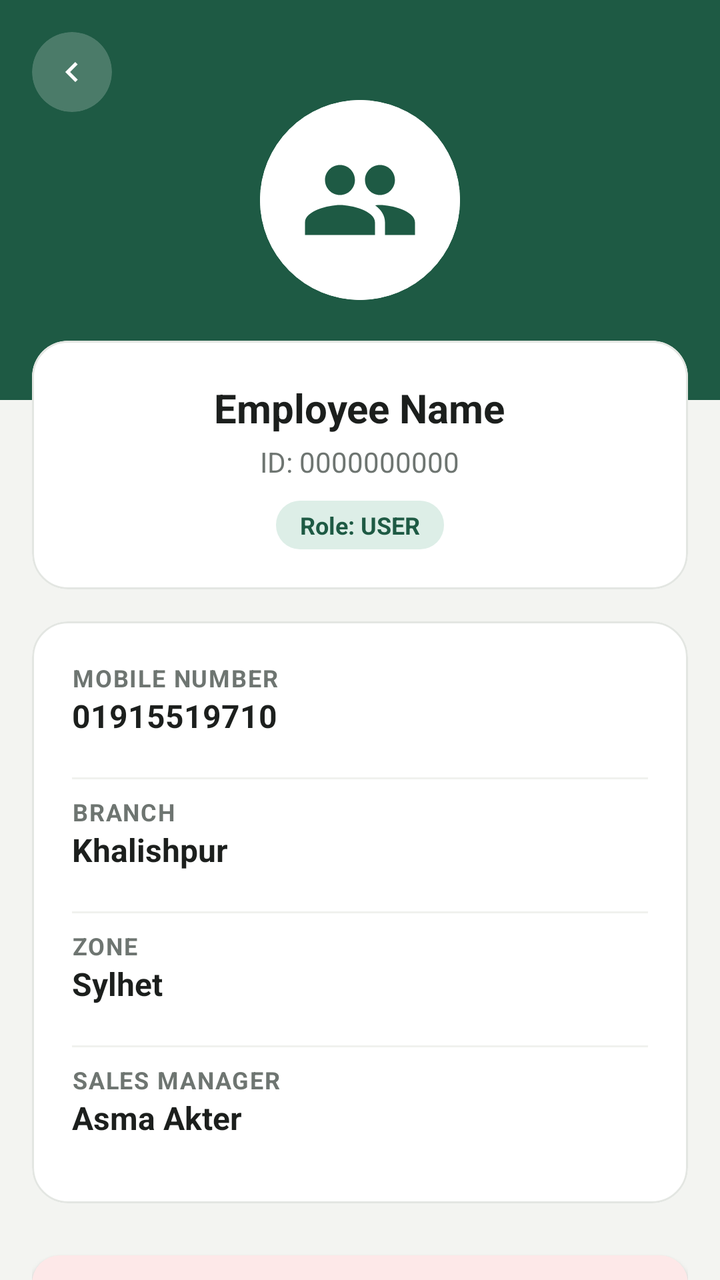
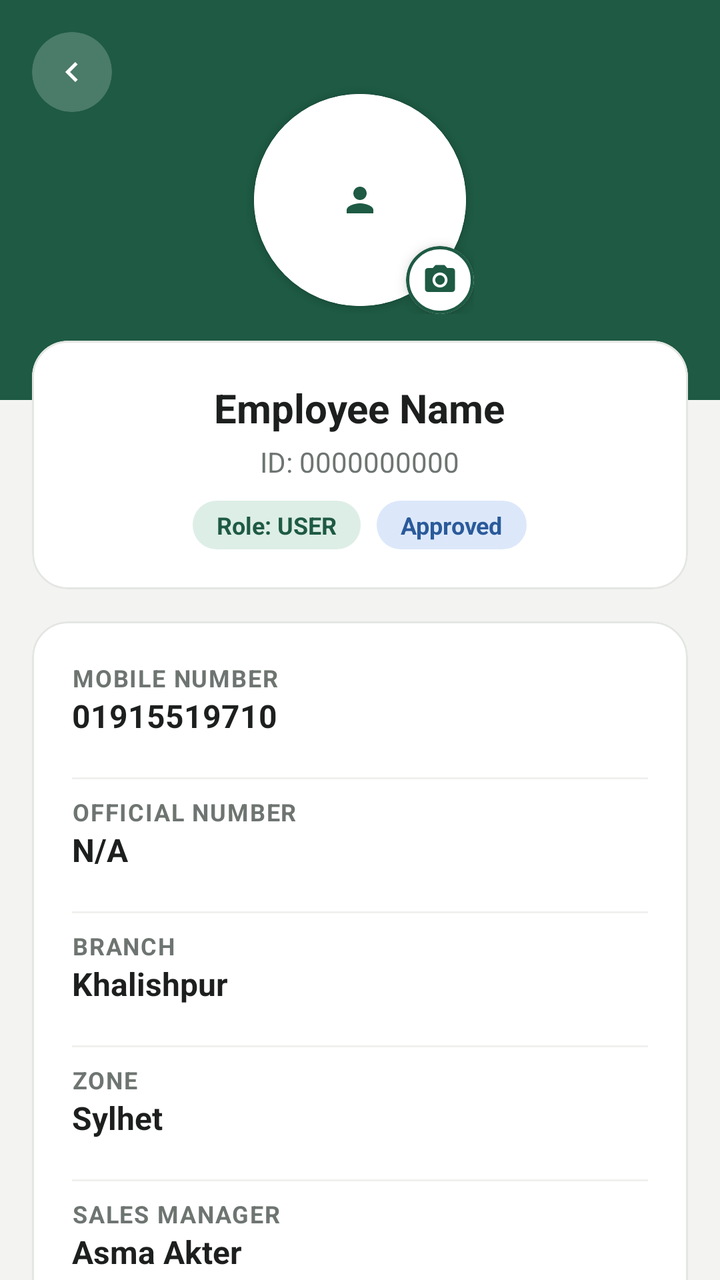

Compare the two renders of this Android layout. The source of the first and the diff that turns it into the second are given below.
<!-- AndroidManifest.xml: application theme Theme.PerformanceTracker -->
<!-- res/layout/activity_profile.xml -->
<?xml version="1.0" encoding="utf-8"?>
<LinearLayout xmlns:android="http://schemas.android.com/apk/res/android"
    xmlns:app="http://schemas.android.com/apk/res-auto"
    android:layout_width="match_parent"
    android:layout_height="match_parent"
    android:background="@color/background"
    android:orientation="vertical">

    <RelativeLayout
        android:layout_width="match_parent"
        android:layout_height="200dp"
        android:background="@color/primary"
        android:padding="16dp">

        <com.google.android.material.card.MaterialCardView
             android:layout_height="40dp"
             android:layout_width="40dp"
             app:cardCornerRadius="20dp"
             app:cardElevation="0dp"
             app:strokeWidth="0dp"
             app:cardBackgroundColor="#33FFFFFF"
             android:clickable="true"
             android:focusable="true"
             android:id="@+id/btnBack">

            <ImageView
                 android:layout_height="20dp"
                 android:layout_width="20dp"
                 android:layout_gravity="center"
                 android:src="@drawable/ic_chevron_right"
                 android:rotation="180"
                 app:tint="#FFFFFF" />

        </com.google.android.material.card.MaterialCardView>

        <com.google.android.material.card.MaterialCardView
            android:layout_width="100dp"
            android:layout_height="100dp"
            android:layout_centerInParent="true"
            app:cardCornerRadius="50dp"
            app:cardElevation="0dp"
            app:strokeColor="#FFFFFF"
            app:strokeWidth="3dp">

            <ImageView
                android:layout_width="match_parent"
                android:layout_height="match_parent"
                android:background="@color/surface_card"
                android:scaleType="centerCrop"
                android:src="@drawable/ic_officers"
                app:tint="@color/primary"
                android:padding="20dp" />
        </com.google.android.material.card.MaterialCardView>
    </RelativeLayout>

    <ScrollView
        android:layout_width="match_parent"
        android:layout_height="match_parent"
        android:layout_marginTop="-30dp"
        android:scrollbars="none">

        <LinearLayout
            android:layout_width="match_parent"
            android:layout_height="wrap_content"
            android:orientation="vertical"
            android:paddingHorizontal="16dp"
            android:paddingBottom="24dp">

            <com.google.android.material.card.MaterialCardView
                android:layout_width="match_parent"
                android:layout_height="wrap_content"
                android:layout_marginBottom="16dp"
                app:strokeColor="@color/card_stroke"
                app:strokeWidth="1dp"
                app:cardBackgroundColor="@color/surface_card"
                app:cardCornerRadius="18dp"
                app:cardElevation="0dp">

                <LinearLayout
                    android:layout_width="match_parent"
                    android:layout_height="wrap_content"
                    android:gravity="center"
                    android:orientation="vertical"
                    android:padding="20dp">

                    <TextView
                        android:id="@+id/tvProfileName"
                        android:layout_width="wrap_content"
                        android:layout_height="wrap_content"
                        android:text="Employee Name"
                        android:textColor="@color/text_primary"
                        android:textSize="20sp"
                        android:textStyle="bold" />

                    <TextView
                        android:id="@+id/tvProfileId"
                        android:layout_width="wrap_content"
                        android:layout_height="wrap_content"
                        android:layout_marginTop="4dp"
                        android:text="ID: 0000000000"
                        android:textColor="@color/text_secondary" />

                    <TextView
                        android:id="@+id/tvProfileRole"
                        android:layout_width="wrap_content"
                        android:layout_height="wrap_content"
                        android:layout_marginTop="10dp"
                        android:text="Role: USER"
                        android:background="@drawable/bg_badge_green"
                        android:textColor="@color/badge_green_icon"
                        android:paddingHorizontal="12dp"
                        android:paddingVertical="4dp"
                        android:textSize="12sp"
                        android:textStyle="bold" />
                </LinearLayout>
            </com.google.android.material.card.MaterialCardView>

            <com.google.android.material.card.MaterialCardView
                android:layout_width="match_parent"
                android:layout_height="wrap_content"
                android:layout_marginBottom="20dp"
                app:strokeColor="@color/card_stroke"
                app:strokeWidth="1dp"
                app:cardBackgroundColor="@color/surface_card"
                app:cardCornerRadius="18dp"
                app:cardElevation="0dp">

                <LinearLayout
                    android:layout_width="match_parent"
                    android:layout_height="wrap_content"
                    android:orientation="vertical"
                    android:padding="20dp">

                    <TextView style="@style/ProfileLabel" android:text="Mobile Number" />
                    <TextView android:id="@+id/tvProfileMobile" style="@style/ProfileValue" android:text="01915519710" />
                    <View style="@style/Divider" />

                    <TextView style="@style/ProfileLabel" android:text="Branch" />
                    <TextView android:id="@+id/tvProfileBranch" style="@style/ProfileValue" android:text="Khalishpur" />
                    <View style="@style/Divider" />

                    <TextView style="@style/ProfileLabel" android:text="Zone" />
                    <TextView android:id="@+id/tvProfileZone" style="@style/ProfileValue" android:text="Sylhet" />
                    <View style="@style/Divider" />

                    <TextView style="@style/ProfileLabel" android:text="Sales Manager" />
                    <TextView android:id="@+id/tvProfileManager" style="@style/ProfileValue" android:text="Asma Akter" />
                </LinearLayout>
            </com.google.android.material.card.MaterialCardView>

            <com.google.android.material.button.MaterialButton
                android:id="@+id/btnLogout"
                android:layout_width="match_parent"
                android:layout_height="52dp"
                app:backgroundTint="@color/badge_red_bg"
                android:text="Logout Account"
                android:textColor="@color/badge_red_icon"
                app:elevation="0dp"
                app:cornerRadius="14dp"
                android:textStyle="bold" />

        </LinearLayout>
    </ScrollView>
</LinearLayout>
<!-- resources referenced by this layout -->
<resources>
  <color name="background">#F3F4F1</color>
  <color name="badge_green_icon">#1E5A44</color>
  <color name="badge_red_bg">#FDE8E8</color>
  <color name="badge_red_icon">#D32F2F</color>
  <color name="card_stroke">#E3E6E2</color>
  <color name="primary">#1E5A44</color>
  <color name="surface_card">#FFFFFF</color>
  <color name="text_primary">#1C1F1D</color>
  <color name="text_secondary">#6E7571</color>
  <!-- drawable bg_badge_green (drawable) -->
  <?xml version="1.0" encoding="utf-8"?>
  <shape xmlns:android="http://schemas.android.com/apk/res/android">
      <solid android:color="@color/badge_green_bg" />
      <corners android:radius="12dp" />
  </shape>
  <!-- drawable ic_officers (drawable) -->
  <vector xmlns:android="http://schemas.android.com/apk/res/android"
      android:width="22dp"
      android:height="22dp"
      android:viewportWidth="24"
      android:viewportHeight="24">
    <path
        android:fillColor="@color/badge_blue_icon"
        android:pathData="M16,11c1.66,0 2.99,-1.34 2.99,-3S17.66,5 16,5c-1.66,0 -3,1.34 -3,3s1.34,3 3,3zM8,11c1.66,0 2.99,-1.34 2.99,-3S9.66,5 8,5C6.34,5 5,6.34 5,8s1.34,3 3,3zM8,13c-2.33,0 -7,1.17 -7,3.5V19h14v-2.5c0,-2.33 -4.67,-3.5 -7,-3.5zM16,13c-0.29,0 -0.62,0.02 -0.97,0.05 1.16,0.84 1.97,1.97 1.97,3.45V19h6v-2.5c0,-2.33 -4.67,-3.5 -7,-3.5z"/>
  </vector>
  <style name="Divider">
          <item name="android:layout_width">match_parent</item>
          <item name="android:layout_height">1dp</item>
          <item name="android:background">@color/divider_color</item>
          <item name="android:layout_marginVertical">8dp</item>
      </style>
  <color name="badge_green_bg">#DDEEE7</color>
  <color name="chevron_color">#9CA29E</color>
  <color name="badge_blue_icon">#2A5A9A</color>
  <color name="divider_color">#F0F1EE</color>
  <color name="primary_dark">#154333</color>
  <color name="white">#FFFFFF</color>
  <color name="secondary">#256650</color>
  <color name="surface">#FFFFFF</color>
  <color name="input_stroke_unfocused">#B4BEB8</color>
  <color name="input_background">#F7FAF8</color>
  <!-- unchanged entries left out for length: 5 -->
</resources>

<!-- the commit's change to res/layout/activity_profile.xml (unified diff, before → after) -->
@@ -33,24 +33,57 @@
 
         </com.google.android.material.card.MaterialCardView>
 
-        <com.google.android.material.card.MaterialCardView
-            android:layout_width="100dp"
-            android:layout_height="100dp"
-            android:layout_centerInParent="true"
-            app:cardCornerRadius="50dp"
-            app:cardElevation="0dp"
-            app:strokeColor="#FFFFFF"
-            app:strokeWidth="3dp">
-
-            <ImageView
-                android:layout_width="match_parent"
-                android:layout_height="match_parent"
-                android:background="@color/surface_card"
-                android:scaleType="centerCrop"
-                android:src="@drawable/ic_officers"
-                app:tint="@color/primary"
-                android:padding="20dp" />
-        </com.google.android.material.card.MaterialCardView>
+        <FrameLayout
+            android:layout_width="114dp"
+            android:layout_height="114dp"
+            android:layout_centerInParent="true">
+
+            <com.google.android.material.card.MaterialCardView
+                android:id="@+id/cardProfileAvatar"
+                android:layout_width="106dp"
+                android:layout_height="106dp"
+                android:layout_gravity="center"
+                android:clickable="true"
+                android:focusable="true"
+                app:cardCornerRadius="53dp"
+                app:cardElevation="2dp"
+                app:strokeColor="#FFFFFF"
+                app:strokeWidth="3.5dp">
+
+                <ImageView
+                    android:id="@+id/ivProfileAvatar"
+                    android:layout_width="match_parent"
+                    android:layout_height="match_parent"
+                    android:background="@color/surface_card"
+                    android:scaleType="centerInside"
+                    android:src="@drawable/ic_person"
+                    app:tint="@color/primary"
+                    android:padding="20dp" />
+            </com.google.android.material.card.MaterialCardView>
+
+            
+            <com.google.android.material.card.MaterialCardView
+                android:id="@+id/cardEditPhotoBadge"
+                android:layout_width="34dp"
+                android:layout_height="34dp"
+                android:layout_gravity="bottom|end"
+                android:clickable="true"
+                android:focusable="true"
+                app:cardBackgroundColor="@color/surface"
+                app:cardCornerRadius="17dp"
+                app:cardElevation="4dp"
+                app:strokeColor="@color/primary"
+                app:strokeWidth="1.5dp">
+
+                <ImageView
+                    android:layout_width="18dp"
+                    android:layout_height="18dp"
+                    android:layout_gravity="center"
+                    android:src="@drawable/ic_camera"
+                    app:tint="@color/primary" />
+            </com.google.android.material.card.MaterialCardView>
+
+        </FrameLayout>
     </RelativeLayout>
 
     <ScrollView
@@ -100,18 +133,39 @@
                         android:text="ID: 0000000000"
                         android:textColor="@color/text_secondary" />
 
-                    <TextView
-                        android:id="@+id/tvProfileRole"
+                    <LinearLayout
                         android:layout_width="wrap_content"
                         android:layout_height="wrap_content"
                         android:layout_marginTop="10dp"
-                        android:text="Role: USER"
-                        android:background="@drawable/bg_badge_green"
-                        android:textColor="@color/badge_green_icon"
-                        android:paddingHorizontal="12dp"
-                        android:paddingVertical="4dp"
-                        android:textSize="12sp"
-                        android:textStyle="bold" />
+                        android:gravity="center_vertical"
+                        android:orientation="horizontal">
+
+                        <TextView
+                            android:id="@+id/tvProfileRole"
+                            android:layout_width="wrap_content"
+                            android:layout_height="wrap_content"
+                            android:background="@drawable/bg_badge_green"
+                            android:textColor="@color/badge_green_icon"
+                            android:paddingHorizontal="12dp"
+                            android:paddingVertical="4dp"
+                            android:textSize="12sp"
+                            android:text="Role: USER"
+                            android:textStyle="bold" />
+
+                        <TextView
+                            android:id="@+id/tvProfileStatus"
+                            android:layout_width="wrap_content"
+                            android:layout_height="wrap_content"
+                            android:layout_marginStart="8dp"
+                            android:background="@drawable/bg_badge_blue"
+                            android:textColor="@color/badge_blue_icon"
+                            android:paddingHorizontal="12dp"
+                            android:paddingVertical="4dp"
+                            android:textSize="12sp"
+                            android:text="Approved"
+                            android:textStyle="bold" />
+
+                    </LinearLayout>
                 </LinearLayout>
             </com.google.android.material.card.MaterialCardView>
 
@@ -135,6 +189,10 @@
                     <TextView android:id="@+id/tvProfileMobile" style="@style/ProfileValue" android:text="01915519710" />
                     <View style="@style/Divider" />
 
+                    <TextView style="@style/ProfileLabel" android:text="Official Number" />
+                    <TextView android:id="@+id/tvProfileOfficialNumber" style="@style/ProfileValue" android:text="N/A" />
+                    <View style="@style/Divider" />
+
                     <TextView style="@style/ProfileLabel" android:text="Branch" />
                     <TextView android:id="@+id/tvProfileBranch" style="@style/ProfileValue" android:text="Khalishpur" />
                     <View style="@style/Divider" />
@@ -147,6 +205,151 @@
                     <TextView android:id="@+id/tvProfileManager" style="@style/ProfileValue" android:text="Asma Akter" />
                 </LinearLayout>
             </com.google.android.material.card.MaterialCardView>
+
+            
+            <com.google.android.material.card.MaterialCardView
+                android:id="@+id/cardProfileTarget"
+                android:layout_width="match_parent"
+                android:layout_height="wrap_content"
+                android:layout_marginBottom="16dp"
+                app:strokeColor="@color/card_stroke"
+                app:strokeWidth="1dp"
+                app:cardBackgroundColor="@color/surface_card"
+                app:cardCornerRadius="18dp"
+                app:cardElevation="0dp">
+
+                <LinearLayout
+                    android:layout_width="match_parent"
+                    android:layout_height="wrap_content"
+                    android:orientation="vertical"
+                    android:padding="20dp">
+
+                    <LinearLayout
+                        android:layout_width="match_parent"
+                        android:layout_height="wrap_content"
+                        android:orientation="horizontal"
+                        android:gravity="center_vertical"
+                        android:layout_marginBottom="12dp">
+
+                        <FrameLayout
+                            android:layout_width="36dp"
+                            android:layout_height="36dp"
+                            android:background="@drawable/bg_badge_mint">
+
+                            <ImageView
+                                android:layout_width="20dp"
+                                android:layout_height="20dp"
+                                android:layout_gravity="center"
+                                android:src="@drawable/ic_target"
+                                app:tint="@color/badge_mint_icon" />
+                        </FrameLayout>
+
+                        <TextView
+                            android:layout_width="0dp"
+                            android:layout_height="wrap_content"
+                            android:layout_weight="1"
+                            android:layout_marginStart="10dp"
+                            android:text="Performance Target"
+                            android:textSize="16sp"
+                            android:textColor="@color/text_primary"
+                            android:textStyle="bold" />
+
+                        <TextView
+                            android:id="@+id/tvProfileAchievementBadge"
+                            android:layout_width="wrap_content"
+                            android:layout_height="wrap_content"
+                            android:background="@drawable/bg_badge_green"
+                            android:textColor="@color/badge_green_icon"
+                            android:textSize="12sp"
+                            android:textStyle="bold"
+                            android:paddingHorizontal="10dp"
+                            android:paddingVertical="4dp"
+                            android:text="0.0%" />
+                    </LinearLayout>
+
+                    <LinearLayout
+                        android:layout_width="match_parent"
+                        android:layout_height="wrap_content"
+                        android:orientation="horizontal"
+                        android:layout_marginTop="4dp">
+
+                        <LinearLayout
+                            android:layout_width="0dp"
+                            android:layout_height="wrap_content"
+                            android:layout_weight="1"
+                            android:orientation="vertical">
+
+                            <TextView
+                                style="@style/ProfileLabel"
+                                android:text="Monthly Target" />
+
+                            <TextView
+                                android:id="@+id/tvProfileTargetCount"
+                                style="@style/ProfileValue"
+                                android:text="0 Cards"
+                                android:textStyle="bold" />
+                        </LinearLayout>
+
+                        <LinearLayout
+                            android:layout_width="0dp"
+                            android:layout_height="wrap_content"
+                            android:layout_weight="1"
+                            android:orientation="vertical">
+
+                            <TextView
+                                style="@style/ProfileLabel"
+                                android:text="Achieved Cards" />
+
+                            <TextView
+                                android:id="@+id/tvProfileAchievedCount"
+                                style="@style/ProfileValue"
+                                android:textColor="@color/badge_green_icon"
+                                android:text="0 Cards"
+                                android:textStyle="bold" />
+                        </LinearLayout>
+                    </LinearLayout>
+
+                    <com.google.android.material.progressindicator.LinearProgressIndicator
+                        android:id="@+id/progressProfileTarget"
+                        android:layout_width="match_parent"
+                        android:layout_height="wrap_content"
+                        android:layout_marginTop="12dp"
+                        app:trackCornerRadius="4dp"
+                        app:trackThickness="8dp"
+                        app:trackColor="#E0E0E0"
+                        app:indicatorColor="@color/primary"
+                        android:progress="0"
+                        android:max="100" />
+
+                    
+                    <com.google.android.material.button.MaterialButton
+                        android:id="@+id/btnProfileSetTarget"
+                        style="@style/Widget.Material3.Button.TonalButton"
+                        android:layout_width="match_parent"
+                        android:layout_height="44dp"
+                        android:layout_marginTop="14dp"
+                        app:cornerRadius="12dp"
+                        android:text="🎯 Set / Update Target (Admin)"
+                        android:textSize="13sp"
+                        android:textStyle="bold"
+                        android:visibility="gone" />
+
+                </LinearLayout>
+            </com.google.android.material.card.MaterialCardView>
+
+            <com.google.android.material.button.MaterialButton
+                android:id="@+id/btnEditProfile"
+                android:layout_width="match_parent"
+                android:layout_height="52dp"
+                android:layout_marginBottom="12dp"
+                app:backgroundTint="@color/primary"
+                android:text="Edit Profile"
+                android:textColor="#FFFFFF"
+                app:icon="@android:drawable/ic_menu_edit"
+                app:iconTint="#FFFFFF"
+                app:elevation="0dp"
+                app:cornerRadius="14dp"
+                android:textStyle="bold" />
 
             <com.google.android.material.button.MaterialButton
                 android:id="@+id/btnLogout"
<!-- resource entries referenced after the edit -->
@@ -2,6 +2,7 @@
 <resources>
   <color name="background">#F3F4F1</color>
   <color name="badge_green_icon">#1E5A44</color>
+  <color name="badge_mint_icon">#215C47</color>
   <color name="badge_red_bg">#FDE8E8</color>
   <color name="badge_red_icon">#D32F2F</color>
   <color name="card_stroke">#E3E6E2</color>
@@ -9,21 +10,56 @@
   <color name="surface_card">#FFFFFF</color>
   <color name="text_primary">#1C1F1D</color>
   <color name="text_secondary">#6E7571</color>
+  <!-- drawable bg_badge_blue (drawable) -->
+  <?xml version="1.0" encoding="utf-8"?>
+  <shape xmlns:android="http://schemas.android.com/apk/res/android">
+      <solid android:color="@color/badge_blue_bg" />
+      <corners android:radius="12dp" />
+  </shape>
   <!-- drawable bg_badge_green (drawable) -->
   <?xml version="1.0" encoding="utf-8"?>
   <shape xmlns:android="http://schemas.android.com/apk/res/android">
       <solid android:color="@color/badge_green_bg" />
       <corners android:radius="12dp" />
   </shape>
-  <!-- drawable ic_officers (drawable) -->
+  <!-- drawable bg_badge_mint (drawable) -->
+  <?xml version="1.0" encoding="utf-8"?>
+  <shape xmlns:android="http://schemas.android.com/apk/res/android">
+      <solid android:color="@color/badge_mint_bg" />
+      <corners android:radius="12dp" />
+  </shape>
+  <!-- drawable ic_camera (drawable) -->
   <vector xmlns:android="http://schemas.android.com/apk/res/android"
-      android:width="22dp"
-      android:height="22dp"
+      android:width="24dp"
+      android:height="24dp"
       android:viewportWidth="24"
       android:viewportHeight="24">
     <path
-        android:fillColor="@color/badge_blue_icon"
-        android:pathData="M16,11c1.66,0 2.99,-1.34 2.99,-3S17.66,5 16,5c-1.66,0 -3,1.34 -3,3s1.34,3 3,3zM8,11c1.66,0 2.99,-1.34 2.99,-3S9.66,5 8,5C6.34,5 5,6.34 5,8s1.34,3 3,3zM8,13c-2.33,0 -7,1.17 -7,3.5V19h14v-2.5c0,-2.33 -4.67,-3.5 -7,-3.5zM16,13c-0.29,0 -0.62,0.02 -0.97,0.05 1.16,0.84 1.97,1.97 1.97,3.45V19h6v-2.5c0,-2.33 -4.67,-3.5 -7,-3.5z"/>
+        android:fillColor="#FF000000"
+        android:pathData="M12,12m-3.2,0a3.2,3.2 0,1 1,6.4 0a3.2,3.2 0,1 1,-6.4 0"/>
+    <path
+        android:fillColor="#FF000000"
+        android:pathData="M9,2L7.17,4H4c-1.1,0 -2,0.9 -2,2v12c0,1.1 0.9,2 2,2h16c1.1,0 2,-0.9 2,-2V6c0,-1.1 -0.9,-2 -2,-2h-3.17L15,2H9zm3,15c-2.76,0 -5,-2.24 -5,-5s2.24,-5 5,-5 5,2.24 5,5 -2.24,5 -5,5z"/>
+  </vector>
+  <!-- drawable ic_person (drawable) -->
+  <vector xmlns:android="http://schemas.android.com/apk/res/android"
+      android:width="20dp"
+      android:height="20dp"
+      android:viewportWidth="24"
+      android:viewportHeight="24">
+    <path
+        android:fillColor="@color/primary"
+        android:pathData="M12,12c2.21,0 4,-1.79 4,-4s-1.79,-4 -4,-4 -4,1.79 -4,4 1.79,4 4,4zM12,14c-2.67,0 -8,1.34 -8,4v2h16v-2c0,-2.66 -5.33,-4 -8,-4z"/>
+  </vector>
+  <!-- drawable ic_target (drawable) -->
+  <vector xmlns:android="http://schemas.android.com/apk/res/android"
+      android:width="24dp"
+      android:height="24dp"
+      android:viewportWidth="24"
+      android:viewportHeight="24">
+    <path
+        android:fillColor="#FF000000"
+        android:pathData="M12,2C6.49,2 2,6.49 2,12s4.49,10 10,10 10,-4.49 10,-10S17.51,2 12,2zM12,20c-4.41,0 -8,-3.59 -8,-8s3.59,-8 8,-8 8,3.59 8,8 -3.59,8 -8,8zM12,6c-3.31,0 -6,2.69 -6,6s2.69,6 6,6 6,-2.69 6,-6 -2.69,-6 -6,-6zM12,16c-2.21,0 -4,-1.79 -4,-4s1.79,-4 4,-4 4,1.79 4,4 -1.79,4 -4,4zM12,10c-1.1,0 -2,0.9 -2,2s0.9,2 2,2 2,-0.9 2,-2 -0.9,-2 -2,-2z"/>
   </vector>
   <style name="Divider">
           <item name="android:layout_width">match_parent</item>
@@ -31,7 +67,9 @@
           <item name="android:background">@color/divider_color</item>
           <item name="android:layout_marginVertical">8dp</item>
       </style>
+  <color name="badge_blue_bg">#DCE8FA</color>
   <color name="badge_green_bg">#DDEEE7</color>
+  <color name="badge_mint_bg">#D6EAE0</color>
   <color name="chevron_color">#9CA29E</color>
   <color name="badge_blue_icon">#2A5A9A</color>
   <color name="divider_color">#F0F1EE</color>
